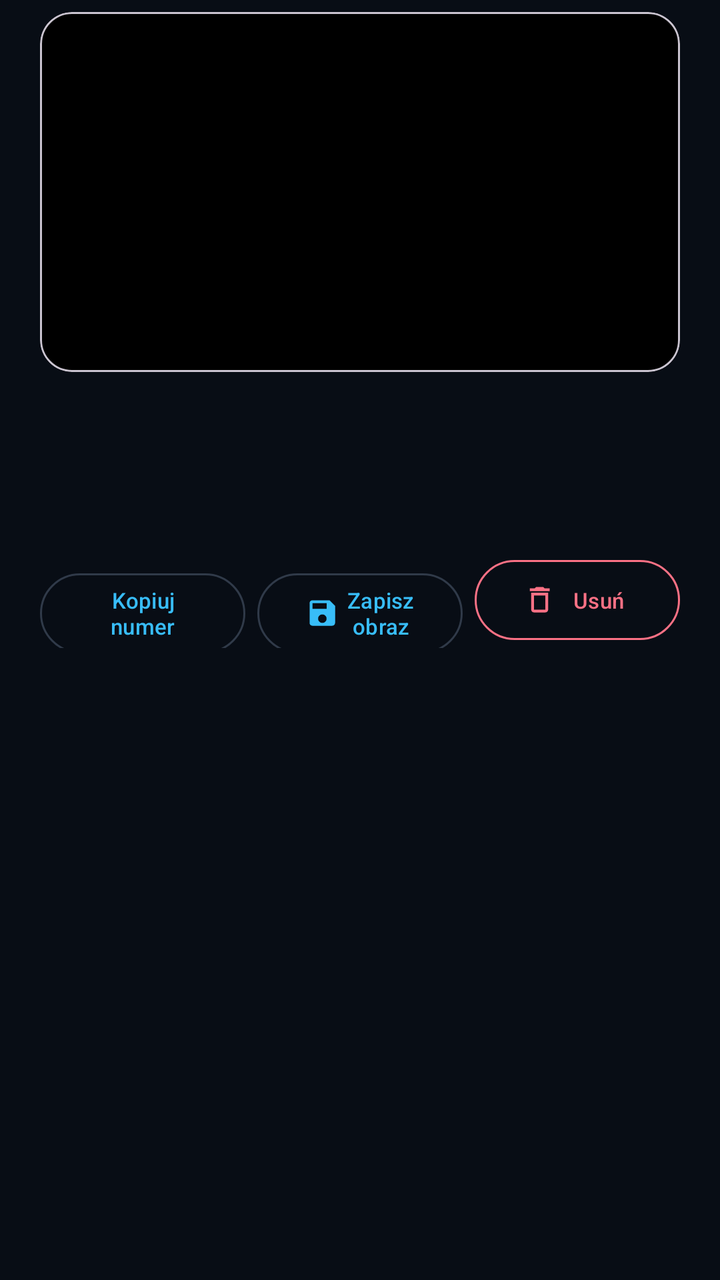
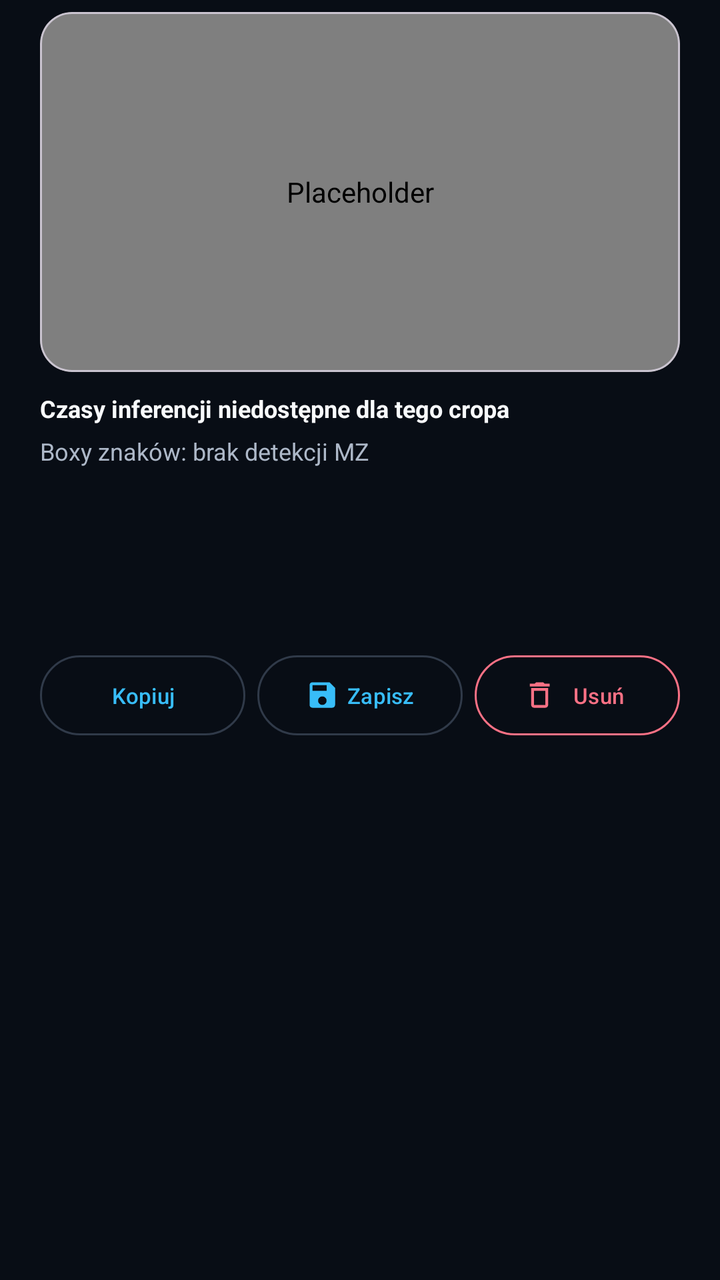

Two renders of the same Android screen: before a commit and after it. Below are the layout's source before the change and the commit's diff.
<!-- AndroidManifest.xml: application theme Theme.ALPR_v1 -->
<!-- res/layout/dialog_recognition_history_detail.xml -->
<?xml version="1.0" encoding="utf-8"?>
<LinearLayout xmlns:android="http://schemas.android.com/apk/res/android"
    xmlns:app="http://schemas.android.com/apk/res-auto"
    android:layout_width="match_parent"
    android:layout_height="wrap_content"
    android:orientation="vertical"
    android:paddingHorizontal="20dp"
    android:paddingTop="6dp"
    android:paddingBottom="4dp">

    <com.google.android.material.card.MaterialCardView
        android:layout_width="match_parent"
        android:layout_height="180dp"
        app:cardBackgroundColor="@color/black"
        app:cardCornerRadius="16dp"
        app:cardElevation="0dp">

        <ImageView
            android:id="@+id/history_detail_preview"
            android:layout_width="match_parent"
            android:layout_height="match_parent"
            android:contentDescription="@null"
            android:scaleType="fitCenter" />
    </com.google.android.material.card.MaterialCardView>

    <TextView
        android:id="@+id/history_detail_number"
        android:layout_width="match_parent"
        android:layout_height="wrap_content"
        android:layout_marginTop="16dp"
        android:fontFamily="monospace"
        android:gravity="center"
        android:textColor="@color/alpr_primary"
        android:textSize="28sp"
        android:textStyle="bold" />

    <TextView
        android:id="@+id/history_detail_meta"
        android:layout_width="match_parent"
        android:layout_height="wrap_content"
        android:layout_marginTop="5dp"
        android:gravity="center"
        android:textColor="@color/alpr_text_secondary"
        android:textSize="13sp" />

    <LinearLayout
        android:layout_width="match_parent"
        android:layout_height="wrap_content"
        android:layout_marginTop="14dp"
        android:orientation="horizontal">

        <com.google.android.material.button.MaterialButton
            android:id="@+id/history_detail_copy"
            style="@style/Widget.Material3.Button.OutlinedButton"
            android:layout_width="0dp"
            android:layout_height="48dp"
            android:layout_marginEnd="3dp"
            android:layout_weight="1"
            android:text="@string/history_copy_action"
            android:textSize="11sp" />

        <com.google.android.material.button.MaterialButton
            android:id="@+id/history_detail_save"
            style="@style/Widget.Material3.Button.OutlinedButton"
            android:layout_width="0dp"
            android:layout_height="48dp"
            android:layout_marginHorizontal="3dp"
            android:layout_weight="1"
            android:text="@string/history_save_action"
            android:textSize="11sp"
            app:icon="@drawable/ic_save_24"
            app:iconSize="17dp" />

        <com.google.android.material.button.MaterialButton
            android:id="@+id/history_detail_delete"
            style="@style/Widget.Material3.Button.OutlinedButton"
            android:layout_width="0dp"
            android:layout_height="48dp"
            android:layout_marginStart="3dp"
            android:layout_weight="1"
            android:text="@string/history_delete_action"
            android:textColor="@color/alpr_error"
            android:textSize="11sp"
            app:icon="@drawable/ic_delete_24"
            app:iconSize="17dp"
            app:iconTint="@color/alpr_error"
            app:strokeColor="@color/alpr_error" />
    </LinearLayout>
</LinearLayout>
<!-- resources referenced by this layout -->
<resources>
  <color name="alpr_error">#FFFB7185</color>
  <color name="alpr_primary">#FF38BDF8</color>
  <color name="alpr_text_secondary">#FFADB8C8</color>
  <color name="black">#FF000000</color>
  <!-- drawable ic_delete_24 (drawable) -->
  <vector xmlns:android="http://schemas.android.com/apk/res/android" android:width="24dp" android:height="24dp" android:viewportWidth="24" android:viewportHeight="24">
      <path android:fillColor="#FFFFFFFF" android:pathData="M6,19c0,1.1 0.9,2 2,2h8c1.1,0 2,-0.9 2,-2V7H6v12zM8,9h8v10H8V9zM15.5,4l-1,-1h-5l-1,1H5v2h14V4z" />
  </vector>
  <!-- drawable ic_save_24 (drawable) -->
  <vector xmlns:android="http://schemas.android.com/apk/res/android" android:width="24dp" android:height="24dp" android:viewportWidth="24" android:viewportHeight="24">
      <path android:fillColor="#FFFFFFFF" android:pathData="M17,3H5c-1.11,0 -2,0.9 -2,2v14c0,1.1 0.89,2 2,2h14c1.1,0 2,-0.9 2,-2V7l-4,-4zM12,19c-1.66,0 -3,-1.34 -3,-3s1.34,-3 3,-3 3,1.34 3,3 -1.34,3 -3,3zM15,9H5V5h10v4z" />
  </vector>
  <string name="history_copy_action">Kopiuj numer</string>
  <string name="history_delete_action">Usuń</string>
  <string name="history_save_action">Zapisz obraz</string>
  <style name="Theme.ALPR_v1" parent="Base.Theme.ALPR_v1" />
  <style name="Base.Theme.ALPR_v1" parent="Theme.Material3.DayNight.NoActionBar">
          <item name="android:windowBackground">@color/alpr_background</item>
          <item name="android:colorAccent">@color/alpr_primary</item>
          <item name="colorPrimary">@color/alpr_primary</item>
          <item name="colorOnPrimary">@color/alpr_background</item>
          <item name="colorSecondary">@color/alpr_secondary</item>
          <item name="colorOnSecondary">@color/alpr_background</item>
          <item name="colorSurface">@color/alpr_surface</item>
          <item name="colorOnSurface">@color/alpr_text_primary</item>
          <item name="colorOutline">@color/alpr_outline</item>
          <item name="android:statusBarColor">@color/alpr_background</item>
          <item name="android:navigationBarColor">@color/alpr_background</item>
          <item name="android:windowLightStatusBar">false</item>
          <item name="android:windowLightNavigationBar">false</item>
      </style>
  <color name="alpr_background">#FF080D15</color>
  <color name="alpr_secondary">#FFA78BFA</color>
  <color name="alpr_surface">#FF151A23</color>
  <color name="alpr_text_primary">#FFF8FAFC</color>
  <color name="alpr_outline">#FF303A49</color>
</resources>

<!-- the commit's change to res/layout/dialog_recognition_history_detail.xml (unified diff, before → after) -->
@@ -15,13 +15,33 @@
         app:cardCornerRadius="16dp"
         app:cardElevation="0dp">
 
-        <ImageView
+        <com.example.alpr_v1.ui.PlateCropView
             android:id="@+id/history_detail_preview"
             android:layout_width="match_parent"
             android:layout_height="match_parent"
             android:contentDescription="@null"
-            android:scaleType="fitCenter" />
+            android:importantForAccessibility="no"
+            android:padding="8dp" />
     </com.google.android.material.card.MaterialCardView>
+
+    <TextView
+        android:id="@+id/history_detail_timing"
+        android:layout_width="match_parent"
+        android:layout_height="wrap_content"
+        android:layout_marginTop="10dp"
+        android:text="@string/gallery_timing_unavailable"
+        android:textColor="@color/alpr_text_primary"
+        android:textSize="12sp"
+        android:textStyle="bold" />
+
+    <TextView
+        android:id="@+id/history_detail_characters"
+        android:layout_width="match_parent"
+        android:layout_height="wrap_content"
+        android:layout_marginTop="5dp"
+        android:text="@string/gallery_character_boxes_empty"
+        android:textColor="@color/alpr_text_secondary"
+        android:textSize="12sp" />
 
     <TextView
         android:id="@+id/history_detail_number"
@@ -56,6 +76,7 @@
             android:layout_height="48dp"
             android:layout_marginEnd="3dp"
             android:layout_weight="1"
+            android:maxLines="1"
             android:text="@string/history_copy_action"
             android:textSize="11sp" />
 
@@ -66,6 +87,7 @@
             android:layout_height="48dp"
             android:layout_marginHorizontal="3dp"
             android:layout_weight="1"
+            android:maxLines="1"
             android:text="@string/history_save_action"
             android:textSize="11sp"
             app:icon="@drawable/ic_save_24"
@@ -78,6 +100,7 @@
             android:layout_height="48dp"
             android:layout_marginStart="3dp"
             android:layout_weight="1"
+            android:maxLines="1"
             android:text="@string/history_delete_action"
             android:textColor="@color/alpr_error"
             android:textSize="11sp"
<!-- resource entries referenced after the edit -->
@@ -12,9 +12,11 @@
   <vector xmlns:android="http://schemas.android.com/apk/res/android" android:width="24dp" android:height="24dp" android:viewportWidth="24" android:viewportHeight="24">
       <path android:fillColor="#FFFFFFFF" android:pathData="M17,3H5c-1.11,0 -2,0.9 -2,2v14c0,1.1 0.89,2 2,2h14c1.1,0 2,-0.9 2,-2V7l-4,-4zM12,19c-1.66,0 -3,-1.34 -3,-3s1.34,-3 3,-3 3,1.34 3,3 -1.34,3 -3,3zM15,9H5V5h10v4z" />
   </vector>
-  <string name="history_copy_action">Kopiuj numer</string>
+  <string name="gallery_character_boxes_empty">Boxy znaków: brak detekcji MZ</string>
+  <string name="gallery_timing_unavailable">Czasy inferencji niedostępne dla tego cropa</string>
+  <string name="history_copy_action">Kopiuj</string>
   <string name="history_delete_action">Usuń</string>
-  <string name="history_save_action">Zapisz obraz</string>
+  <string name="history_save_action">Zapisz</string>
   <style name="Theme.ALPR_v1" parent="Base.Theme.ALPR_v1" />
   <style name="Base.Theme.ALPR_v1" parent="Theme.Material3.DayNight.NoActionBar">
           <item name="android:windowBackground">@color/alpr_background</item>
